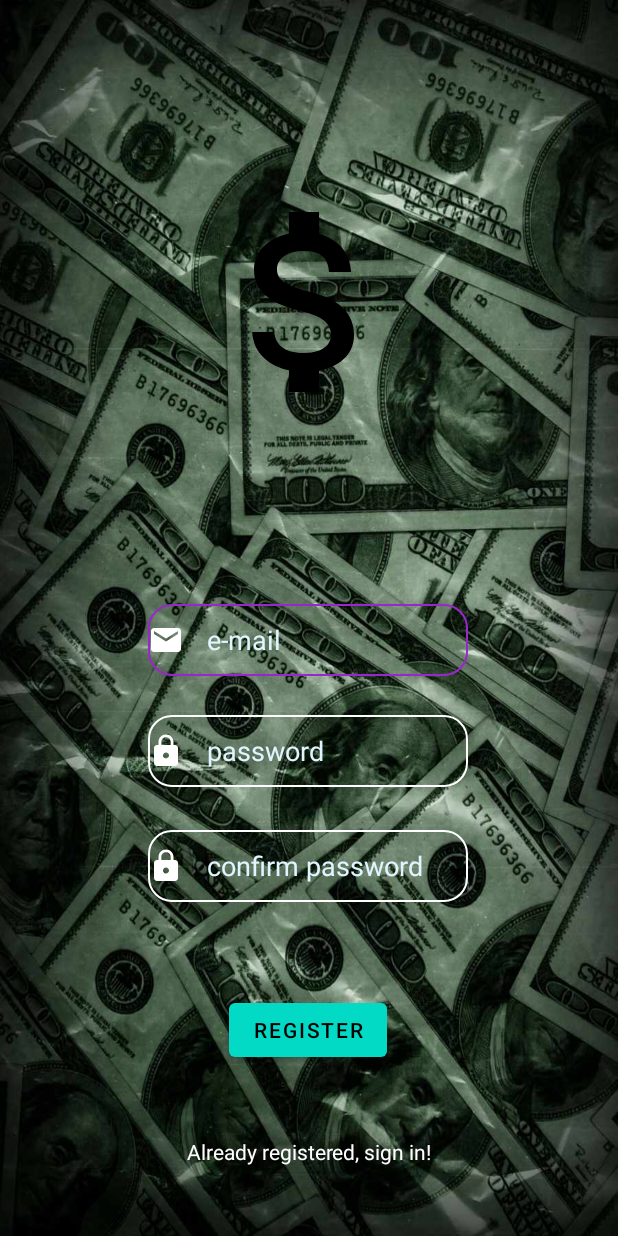
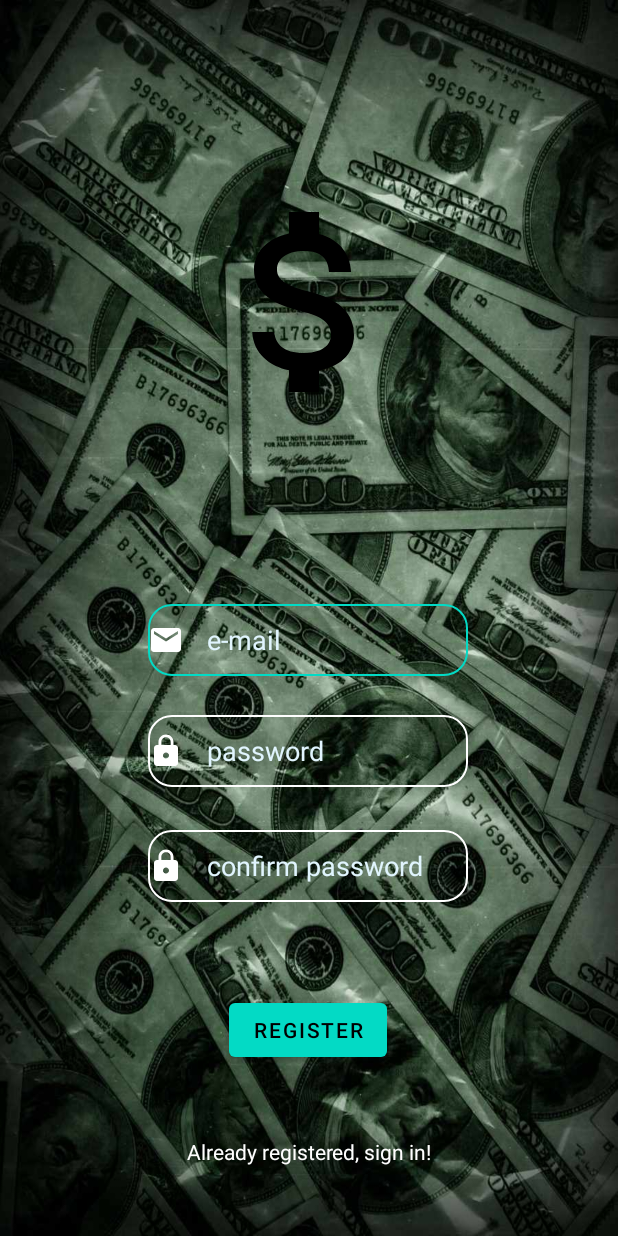
Before and after one commit to RadojevicBranislav/LicVu, an Android app: the RegisterActivity screen opened directly, with no data from a screen before it, on a phone screen of 412 x 824 dp. Run offline under Robolectric (Android 15) with nearby library versions, the phone set to English and light mode, and no system bars; our stand-ins replace Firebase (no records; nobody signed in at launch, a user with empty details on screens opened directly).

Commit message:
Male izmene

```diff
--- a/MyApplication/app/src/main/java/com/pma/myapplication/Adapter/MyAdapter.kt
+++ b/MyApplication/app/src/main/java/com/pma/myapplication/Adapter/MyAdapter.kt
@@ -32,7 +32,7 @@ class MyAdapter : RecyclerView.Adapter<MyAdapter.MyViewHolder>() {
 
         holder.value.text = currentItem.value
 
-        println(currentItem.image + " " + currentItem.value)
+        //println(currentItem.image + " " + currentItem.value)
 
     }
 
--- a/MyApplication/app/src/main/java/com/pma/myapplication/RegisterActivity.kt
+++ b/MyApplication/app/src/main/java/com/pma/myapplication/RegisterActivity.kt
@@ -14,6 +14,7 @@ class RegisterActivity : AppCompatActivity() {
     override fun onCreate(savedInstanceState: Bundle?) {
         super.onCreate(savedInstanceState)
 
+        //Skida status bar
         getSupportActionBar()?.hide()
 
         binding = ActivityRegisterBinding.inflate(layoutInflater)
--- a/MyApplication/app/src/main/res/drawable-v24/custom_input.xml
+++ b/MyApplication/app/src/main/res/drawable-v24/custom_input.xml
@@ -3,7 +3,7 @@
     <item android:state_enabled="true" android:state_focused="true">
         <shape android:shape="rectangle">
             <corners android:radius="15dp"/>
-            <stroke android:color="@color/purple_input" android:width="1dp"/>
+            <stroke android:color="@color/teal_200" android:width="1dp"/>
         </shape>
     </item>
 
```
